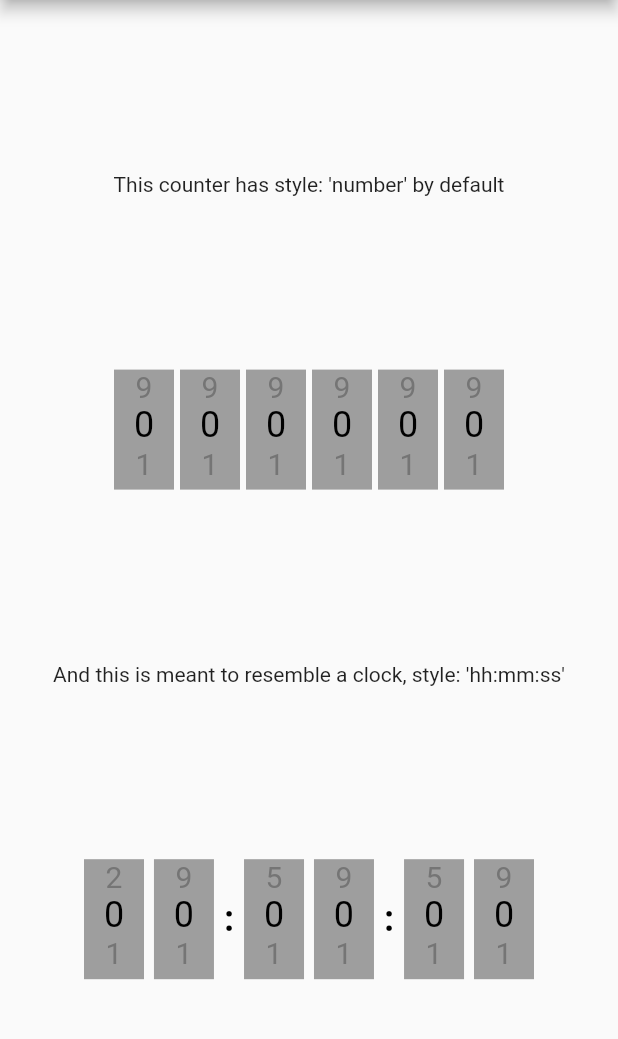
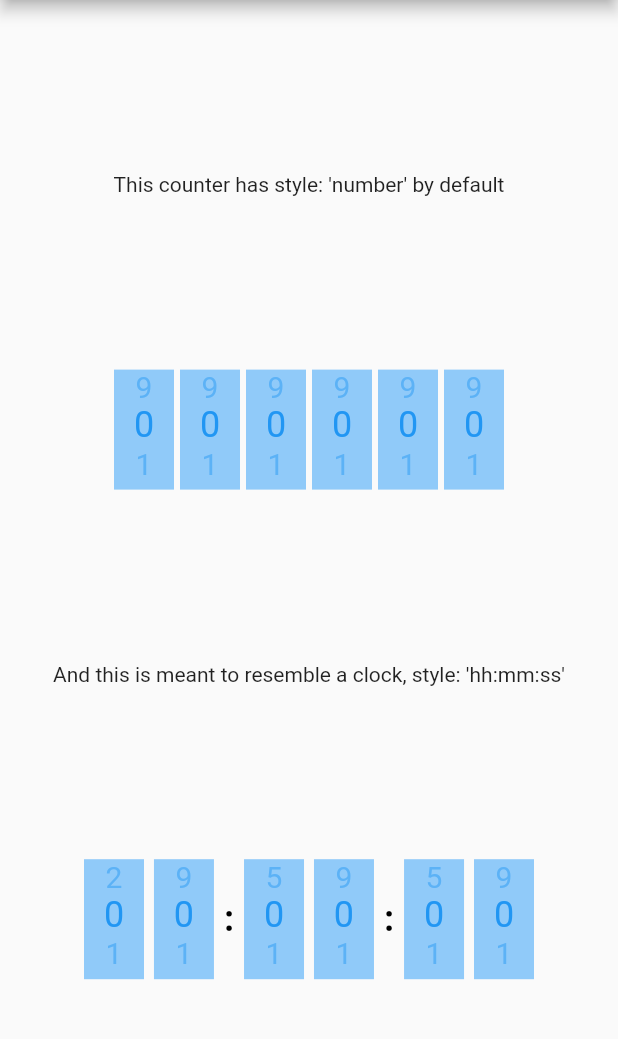
Before and after one commit to ideati/mechanical_counter, a Flutter app: the screen it shows after launch, on a phone screen of 412 x 824 dp, the part 84-1123 px from its top. Run offline on Flutter 3.47's test engine with Material 2 defaults, Android fonts, the phone set to English and light mode, and no system bars.

Commit message:
Add: theme awareness

```diff
--- a/example/pubspec.yaml
+++ b/example/pubspec.yaml
@@ -13,7 +13,7 @@ dependencies:
     sdk: flutter
 
   cupertino_icons: ^1.0.2
-  mechanical_counter: ^0.0.2
+  mechanical_counter: ^0.0.2-dev.1
 
 dev_dependencies:
   flutter_test:
--- a/lib/mechanical_counter.dart
+++ b/lib/mechanical_counter.dart
@@ -47,21 +47,30 @@ class __NumericWheelState extends State<_NumericWheel> {
       },
       child: Container(
         alignment: Alignment(0, 0),
-        color: Colors.grey,
+        color: Theme.of(context).backgroundColor,
         height: 80,
         width: 40,
         child: Column(children: [
           Text(
             '${(_currentValue == 0) ? widget.topValue : (_currentValue - 1)}',
-            style: TextStyle(color: Colors.grey[600], fontSize: 20),
+            style: TextStyle(
+              color: Theme.of(context).primaryColor.withAlpha(120),
+              fontSize: 20,
+            ),
           ),
           Text(
             '$_currentValue',
-            style: TextStyle(color: Colors.black, fontSize: 24),
+            style: TextStyle(
+              color: Theme.of(context).primaryColor,
+              fontSize: 24,
+            ),
           ),
           Text(
             '${(_currentValue == widget.topValue) ? 0 : (_currentValue + 1)}',
-            style: TextStyle(color: Colors.grey[600], fontSize: 20),
+            style: TextStyle(
+              color: Theme.of(context).primaryColor.withAlpha(120),
+              fontSize: 20,
+            ),
           ),
         ]),
       ),
@@ -86,7 +95,7 @@ class MechanicalCounter extends StatelessWidget {
   }) : super(key: key) {
     switch (style) {
       case "hh:mm:ss":
-        _wheels = [
+        _wheels.addAll([
           _NumericWheel(
             index: 0,
             onChanged: _changedDigit,
@@ -114,10 +123,10 @@ class MechanicalCounter extends StatelessWidget {
             index: 5,
             onChanged: _changedDigit,
           ),
-        ];
+        ]);
         break;
       case "hh:mm":
-        _wheels = [
+        _wheels.addAll([
           _NumericWheel(
             index: 0,
             onChanged: _changedDigit,
@@ -136,16 +145,16 @@ class MechanicalCounter extends StatelessWidget {
             index: 3,
             onChanged: _changedDigit,
           ),
-        ];
+        ]);
         break;
       default:
-        _wheels = List<_NumericWheel>.generate(
+        _wheels.addAll(List.generate(
           digits,
           (index) => _NumericWheel(
             index: index,
             onChanged: _changedDigit,
           ),
-        );
+        ));
         break;
     }
     assert(style != 'number' || digits != null);
@@ -153,13 +162,13 @@ class MechanicalCounter extends StatelessWidget {
   final digits;
   final ValueChanged<int> onChanged;
   final style;
-  List<_NumericWheel>? _wheels;
+  final List<_NumericWheel> _wheels = [];
 
   void _changedDigit(int index, int newValue) {}
 
   get value {
     String ans = "";
-    for (int i = 0; i < _wheels!.length; i++) {
+    for (int i = 0; i < _wheels.length; i++) {
       ans += "0"; //'${_wheels![i]}';
     }
     return ans;
@@ -174,8 +183,8 @@ class MechanicalCounter extends StatelessWidget {
           child: Row(
             mainAxisAlignment: MainAxisAlignment.spaceBetween,
             children: [
-              _wheels![0],
-              _wheels![1],
+              _wheels[0],
+              _wheels[1],
               Text(
                 ":",
                 style: TextStyle(
@@ -184,8 +193,8 @@ class MechanicalCounter extends StatelessWidget {
                   fontSize: 24,
                 ),
               ),
-              _wheels![2],
-              _wheels![3],
+              _wheels[2],
+              _wheels[3],
               Text(
                 ":",
                 style: TextStyle(
@@ -194,8 +203,8 @@ class MechanicalCounter extends StatelessWidget {
                   fontSize: 24,
                 ),
               ),
-              _wheels![4],
-              _wheels![5],
+              _wheels[4],
+              _wheels[5],
             ],
           ),
         );
@@ -205,8 +214,8 @@ class MechanicalCounter extends StatelessWidget {
           child: Row(
             mainAxisAlignment: MainAxisAlignment.spaceBetween,
             children: [
-              _wheels![0],
-              _wheels![1],
+              _wheels[0],
+              _wheels[1],
               Text(
                 ":",
                 style: TextStyle(
@@ -215,8 +224,8 @@ class MechanicalCounter extends StatelessWidget {
                   fontSize: 24,
                 ),
               ),
-              _wheels![2],
-              _wheels![3],
+              _wheels[2],
+              _wheels[3],
             ],
           ),
         );
@@ -225,7 +234,7 @@ class MechanicalCounter extends StatelessWidget {
           width: (40.0 * digits + 20),
           child: Row(
             mainAxisAlignment: MainAxisAlignment.spaceBetween,
-            children: _wheels!,
+            children: _wheels,
           ),
         );
     }
--- a/pubspec.yaml
+++ b/pubspec.yaml
@@ -1,6 +1,6 @@
 name: mechanical_counter
 description: Minimalist interface mimicking a mechanical digital counter.
-version: 0.0.2
+version: 0.0.2-dev.1
 homepage: https://github.com/ideati/mechanical_counter
 maintainer: Jorge M. Peláez
 
```
Also changed, not shown: 1 other file.
